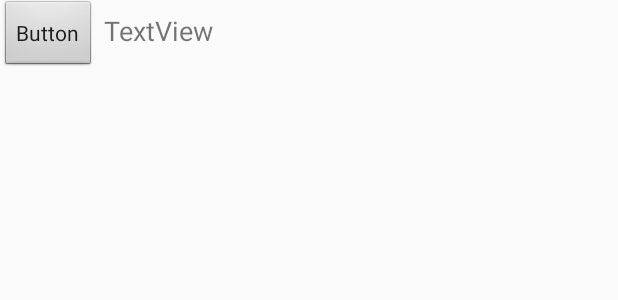
After one commit to Sag0ld/Background_stories, an Android app: the layout fragment_action_bar.xml on its own in the app's theme, with its tools: preview values and no code run, on a phone screen of 412 x 824 dp. The commit adds this screen. Shown: the top 300 px of the screen. Run offline under Robolectric (Android 15) with nearby library versions, the phone set to English and light mode, and no system bars.

```diff
--- a/app/build.gradle
+++ b/app/build.gradle
@@ -25,5 +25,7 @@ dependencies {
         exclude group: 'com.android.support', module: 'support-annotations'
     })
     compile 'com.android.support:appcompat-v7:25.0.0'
+    compile 'com.android.support:support-v4:25.0.0'
     testCompile 'junit:junit:4.12'
+    compile 'com.android.support:design:25.0.0'
 }
--- a/app/src/main/AndroidManifest.xml
+++ b/app/src/main/AndroidManifest.xml
@@ -5,11 +5,11 @@
     <uses-permission android:name="android.permission.READ_EXTERNAL_STORAGE" />
 
     <application
+        android:theme="@style/Theme.AppCompat.Light"
         android:allowBackup="true"
         android:icon="@mipmap/ic_launcher"
         android:label="@string/app_name"
-        android:supportsRtl="true"
-        android:theme="@style/AppTheme">
+        android:supportsRtl="true">
         <activity android:name=".MainActivity">
             <intent-filter>
                 <action android:name="android.intent.action.MAIN" />
--- a/app/src/main/java/com/sag0ld/background_stories/MainActivity.java
+++ b/app/src/main/java/com/sag0ld/background_stories/MainActivity.java
@@ -1,6 +1,5 @@
 package com.sag0ld.background_stories;
 
-import android.content.DialogInterface;
 import android.content.Intent;
 import android.os.Bundle;
 import android.support.v7.app.AppCompatActivity;
--- /dev/null
+++ b/app/src/main/res/layout/fragment_action_bar.xml
@@ -0,0 +1,26 @@
+<LinearLayout xmlns:android="http://schemas.android.com/apk/res/android"
+    xmlns:tools="http://schemas.android.com/tools"
+    android:orientation="horizontal"
+    android:layout_width="match_parent"
+    android:layout_height="match_parent"
+    tools:context="com.sag0ld.background_stories.ActionBar">
+
+    <!-- TODO: Update blank fragment layout -->
+
+    <Button
+        android:text="Button"
+        android:layout_width="wrap_content"
+        android:layout_height="wrap_content"
+        android:id="@+id/btnPreviousDirectory"
+        android:textAppearance="@style/TextAppearance.AppCompat"
+        style="@android:style/Widget.DeviceDefault.Button.Small"
+        android:background="@android:drawable/btn_default" />
+
+    <TextView
+        android:text="TextView"
+        android:layout_width="wrap_content"
+        android:layout_height="wrap_content"
+        android:id="@+id/txtParentDirectory"
+        android:layout_marginLeft="5dp"
+        android:textSize="18sp" />
+</LinearLayout>
--- a/app/src/main/res/values/strings.xml
+++ b/app/src/main/res/values/strings.xml
@@ -1,3 +1,6 @@
 <resources>
     <string name="app_name">Background Stories</string>
+
+    <!-- TODO: Remove or change this placeholder text -->
+    <string name="hello_blank_fragment">Hello blank fragment</string>
 </resources>
```
Also changed, not shown: app/src/main/java/com/sag0ld/background_stories/Directory.java (added, +67 -0 lines), app/src/main/java/com/sag0ld/background_stories/SearchView.java (+90 -17 lines), app/src/main/res/layout/activity_search_view.xml (+29 -5 lines).
